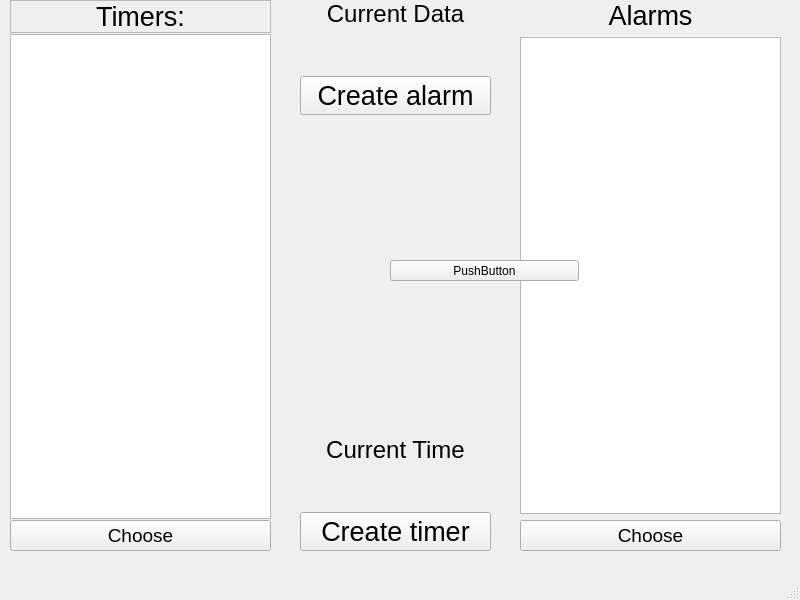
First picture: the form in MyTimer/mainwindow.ui, repository vetalmon20/OOP-2nd-Course-2Lab, before the edit.
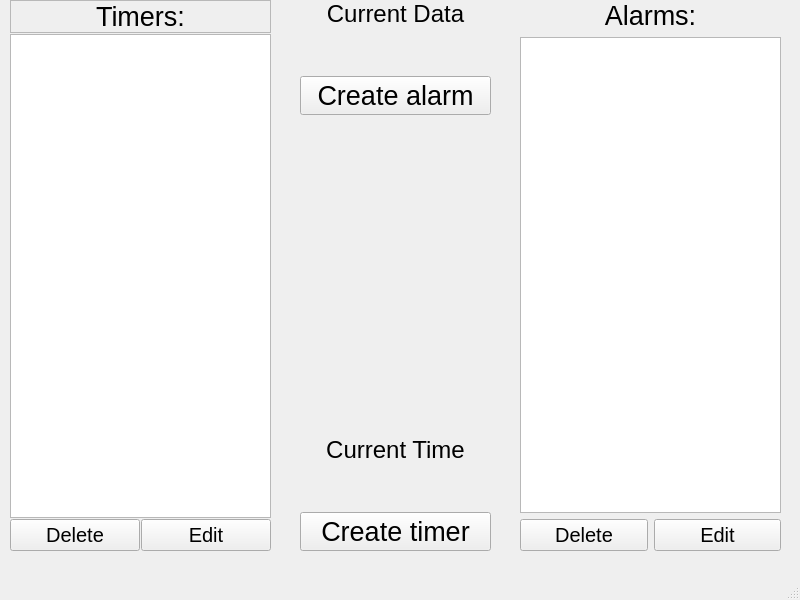
Second picture: the form after the edit.

What changed in the file:
```diff
--- a/MyTimer/mainwindow.ui
+++ b/MyTimer/mainwindow.ui
@@ -67,16 +67,32 @@
       </widget>
      </item>
      <item>
-      <widget class="QPushButton" name="chooseTimer">
+      <layout class="QHBoxLayout" name="horizontalLayout">
+       <item>
+        <widget class="QPushButton" name="deleteTimer">
        <property name="font">
         <font>
-         <pointsize>14</pointsize>
+           <pointsize>15</pointsize>
         </font>
        </property>
        <property name="text">
-        <string>Choose</string>
-       </property>
-      </widget>
+          <string>Delete</string>
+         </property>
+        </widget>
+       </item>
+       <item>
+        <widget class="QPushButton" name="editTimer">
+         <property name="font">
+          <font>
+           <pointsize>15</pointsize>
+          </font>
+         </property>
+         <property name="text">
+          <string>Edit</string>
+         </property>
+        </widget>
+       </item>
+      </layout>
      </item>
     </layout>
    </widget>
@@ -98,7 +114,7 @@
         </font>
        </property>
        <property name="text">
-        <string>Alarms</string>
+        <string>Alarms:</string>
        </property>
        <property name="alignment">
         <set>Qt::AlignCenter</set>
@@ -115,16 +131,32 @@
       </widget>
      </item>
      <item>
-      <widget class="QPushButton" name="chooseAlarm">
+      <layout class="QHBoxLayout" name="horizontalLayout_2">
+       <item>
+        <widget class="QPushButton" name="deleteAlarm">
        <property name="font">
         <font>
-         <pointsize>14</pointsize>
+           <pointsize>15</pointsize>
         </font>
        </property>
        <property name="text">
-        <string>Choose</string>
-       </property>
-      </widget>
+          <string>Delete</string>
+         </property>
+        </widget>
+       </item>
+       <item>
+        <widget class="QPushButton" name="editAlarm">
+         <property name="font">
+          <font>
+           <pointsize>15</pointsize>
+          </font>
+         </property>
+         <property name="text">
+          <string>Edit</string>
+         </property>
+        </widget>
+       </item>
+      </layout>
      </item>
     </layout>
    </widget>
@@ -302,19 +334,6 @@
      </item>
     </layout>
    </widget>
-   <widget class="QPushButton" name="pushButton">
-    <property name="geometry">
-     <rect>
-      <x>390</x>
-      <y>260</y>
-      <width>189</width>
-      <height>21</height>
-     </rect>
-    </property>
-    <property name="text">
-     <string>PushButton</string>
-    </property>
-   </widget>
   </widget>
   <widget class="QMenuBar" name="menubar">
    <property name="geometry">
```
Lines whose indentation alone changed are shown as unchanged.
